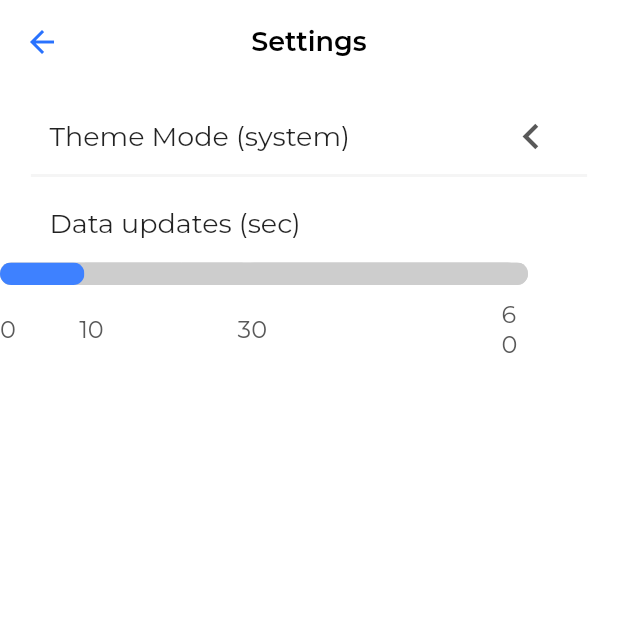
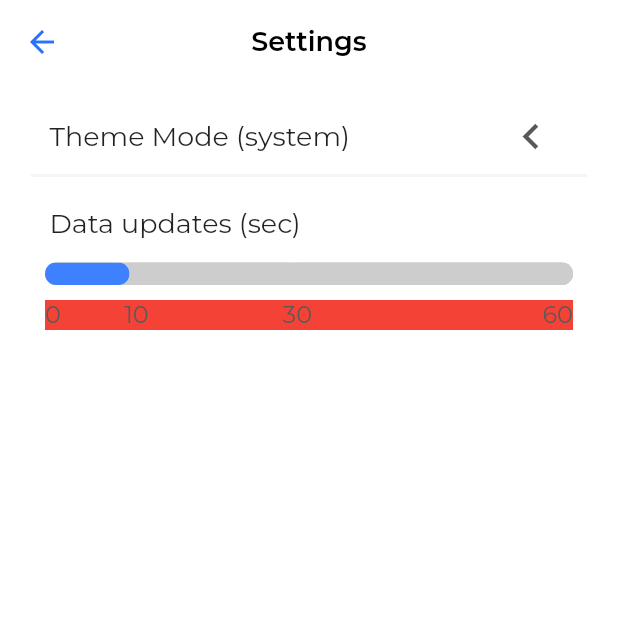
Before and after one commit to intellisoftalpin/WatchTower, a Flutter app: the SettingsScreen screen opened directly, on a phone screen of 412 x 824 dp, the top half of it. Run offline on Flutter 3.47's test engine with Material 2 defaults, Android fonts, the phone set to English and light mode, and no system bars; our stand-ins replace flutter_svg, get_storage, google_fonts, package_info_plus, shared_preferences, webview_flutter; missing offline and left inert: grpc, proto, window_manager; accounts and stored records are empty; project files that could hold a hidden picture were left out.

Commit message:
[FIX] [ARC-181] The connect button is not displayed

```diff
--- a/lib/ui/screens/login_screen.dart
+++ b/lib/ui/screens/login_screen.dart
@@ -296,7 +296,8 @@ class _LoginScreenState extends State<LoginScreen> {
                                         child: TextFormField(
                                           controller: serverController,
                                           inputFormatters: <TextInputFormatter>[
-                                            FilteringTextInputFormatter.allow(RegExp("[0-9.:]")),
+                                            FilteringTextInputFormatter.allow(
+                                                RegExp("[0-9.:]")),
                                           ],
                                           onChanged: (serverString) {
                                             if (kDebugMode) {
@@ -348,7 +349,8 @@ class _LoginScreenState extends State<LoginScreen> {
                                         child: TextFormField(
                                           controller: userController,
                                           inputFormatters: <TextInputFormatter>[
-                                            FilteringTextInputFormatter.allow(RegExp("[0-9a-zA-Z]")),
+                                            FilteringTextInputFormatter.allow(
+                                                RegExp("[0-9a-zA-Z]")),
                                           ],
                                           onChanged: (userString) {
                                             if (kDebugMode) {
@@ -402,7 +404,8 @@ class _LoginScreenState extends State<LoginScreen> {
                                         child: TextFormField(
                                           controller: passwordController,
                                           inputFormatters: <TextInputFormatter>[
-                                            FilteringTextInputFormatter.allow(RegExp("[0-9a-zA-Z]")),
+                                            FilteringTextInputFormatter.allow(
+                                                RegExp("[0-9a-zA-Z]")),
                                           ],
                                           onChanged: (passwordString) {
                                             if (kDebugMode) {
@@ -565,7 +568,7 @@ class _LoginScreenState extends State<LoginScreen> {
             : kBackgroundColorLight,
         body: SingleChildScrollView(
           child: Column(
-            mainAxisAlignment: MainAxisAlignment.spaceBetween,
+            mainAxisAlignment: MainAxisAlignment.start,
             children: [
               Stack(
                 children: [
@@ -680,7 +683,8 @@ class _LoginScreenState extends State<LoginScreen> {
                               child: TextFormField(
                                 controller: serverController,
                                 inputFormatters: <TextInputFormatter>[
-                                  FilteringTextInputFormatter.allow(RegExp("[0-9.:]")),
+                                  FilteringTextInputFormatter.allow(
+                                      RegExp("[0-9.:]")),
                                 ],
                                 onChanged: (serverString) {
                                   if (kDebugMode) {
@@ -726,7 +730,8 @@ class _LoginScreenState extends State<LoginScreen> {
                               child: TextFormField(
                                 controller: userController,
                                 inputFormatters: <TextInputFormatter>[
-                                  FilteringTextInputFormatter.allow(RegExp("[0-9a-zA-Z]")),
+                                  FilteringTextInputFormatter.allow(
+                                      RegExp("[0-9a-zA-Z]")),
                                 ],
                                 onChanged: (userString) {
                                   if (kDebugMode) {
@@ -770,8 +775,11 @@ class _LoginScreenState extends State<LoginScreen> {
                               height: 50,
                               child: TextFormField(
                                 controller: passwordController,
+                                scrollPadding:
+                                    const EdgeInsets.only(bottom: 80),
                                 inputFormatters: <TextInputFormatter>[
-                                  FilteringTextInputFormatter.allow(RegExp("[0-9a-zA-Z]")),
+                                  FilteringTextInputFormatter.allow(
+                                      RegExp("[0-9a-zA-Z]")),
                                 ],
                                 onChanged: (passwordString) {
                                   if (kDebugMode) {
@@ -832,7 +840,9 @@ class _LoginScreenState extends State<LoginScreen> {
                       )),
                 ],
               ),
-              SizedBox(height: MediaQuery.of(context).size.height * 0.1),
+              MediaQuery.of(context).viewInsets.bottom != 0.0
+                  ? const SizedBox(height: 5)
+                  : const SizedBox(height: 60),
               Align(
                 alignment: Alignment.bottomCenter,
                 child: Padding(
--- a/lib/ui/screens/settings_screen.dart
+++ b/lib/ui/screens/settings_screen.dart
@@ -217,7 +217,10 @@ class _SettingsScreenState extends State<SettingsScreen> {
               ),
             ),
             const SizedBox(height: 15),
-            clickableStatusBar(0.08, 0.1, 0.25),
+            Container(
+              alignment: Alignment.center,
+              child: clickableStatusBar(0.08, 0.1, 0.25),
+            )
           ],
         ),
         backgroundColor: Theme.of(context).brightness == Brightness.dark
@@ -278,9 +281,7 @@ class _SettingsScreenState extends State<SettingsScreen> {
       setState(() {});
     }
 
-    double barWidth = MediaQuery.of(context).size.width -
-        (MediaQuery.of(context).size.width * paddingValue) -
-        (MediaQuery.of(context).size.width * 0.08);
+    double barWidth = MediaQuery.of(context).size.width - 60.0;
     Color firstLine = colorThirtySec;
     Color secondLine = colorSixtySec;
     double width = MediaQuery.of(context).size.width - 60.0;
@@ -288,6 +289,8 @@ class _SettingsScreenState extends State<SettingsScreen> {
       alignment: Alignment.center,
       width: width,
       child: Column(
+        mainAxisAlignment: MainAxisAlignment.start,
+        crossAxisAlignment: CrossAxisAlignment.center,
         children: [
           Stack(
             children: [
@@ -416,7 +419,11 @@ class _SettingsScreenState extends State<SettingsScreen> {
             ],
           ),
           const SizedBox(height: 10),
-          Row(
+          Container(
+              color: Colors.red,
+              width: width,
+              child: Row(
+                mainAxisAlignment: MainAxisAlignment.center,
                 children: [
                   Container(
                     alignment: Alignment.centerLeft,
@@ -428,7 +435,8 @@ class _SettingsScreenState extends State<SettingsScreen> {
                           textStyle: TextStyle(
                               fontWeight: FontWeight.w400,
                               fontSize: 16,
-                          color: Theme.of(context).brightness == Brightness.dark
+                              color: Theme.of(context).brightness ==
+                                      Brightness.dark
                                   ? kTimeUpdateBarNumberDark
                                   : kTimeUpdateBarNumberLight),
                         ),
@@ -448,8 +456,8 @@ class _SettingsScreenState extends State<SettingsScreen> {
                             textStyle: TextStyle(
                                 fontWeight: FontWeight.w400,
                                 fontSize: 16,
-                            color:
-                                Theme.of(context).brightness == Brightness.dark
+                                color: Theme.of(context).brightness ==
+                                        Brightness.dark
                                     ? kTimeUpdateBarNumberDark
                                     : kTimeUpdateBarNumberLight),
                           ),
@@ -460,7 +468,7 @@ class _SettingsScreenState extends State<SettingsScreen> {
                       )),
                   Container(
                       alignment: Alignment.centerLeft,
-                  width: width * 0.5,
+                      width: width * 0.45,
                       child: InkWell(
                         child: Text(
                           '30',
@@ -468,8 +476,8 @@ class _SettingsScreenState extends State<SettingsScreen> {
                             textStyle: TextStyle(
                                 fontWeight: FontWeight.w400,
                                 fontSize: 16,
-                            color:
-                                Theme.of(context).brightness == Brightness.dark
+                                color: Theme.of(context).brightness ==
+                                        Brightness.dark
                                     ? kTimeUpdateBarNumberDark
                                     : kTimeUpdateBarNumberLight),
                           ),
@@ -480,7 +488,7 @@ class _SettingsScreenState extends State<SettingsScreen> {
                       )),
                   Container(
                       alignment: Alignment.centerRight,
-                  width: width * 0.05,
+                      width: width * 0.1,
                       child: InkWell(
                         child: Text(
                           '60',
@@ -488,8 +496,8 @@ class _SettingsScreenState extends State<SettingsScreen> {
                             textStyle: TextStyle(
                                 fontWeight: FontWeight.w400,
                                 fontSize: 16,
-                            color:
-                                Theme.of(context).brightness == Brightness.dark
+                                color: Theme.of(context).brightness ==
+                                        Brightness.dark
                                     ? kTimeUpdateBarNumberDark
                                     : kTimeUpdateBarNumberLight),
                           ),
@@ -499,7 +507,7 @@ class _SettingsScreenState extends State<SettingsScreen> {
                         },
                       )),
                 ],
-          ),
+              )),
         ],
       ),
     );
```
Lines whose indentation alone changed are shown as unchanged.
